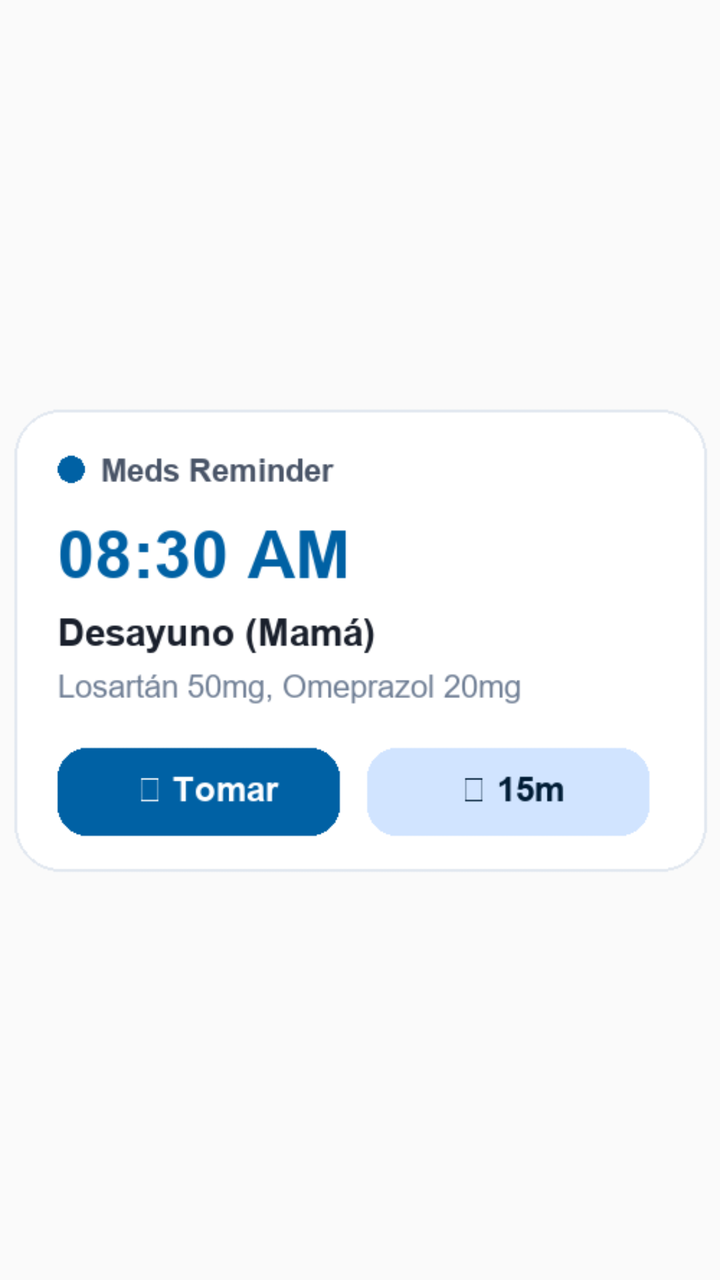
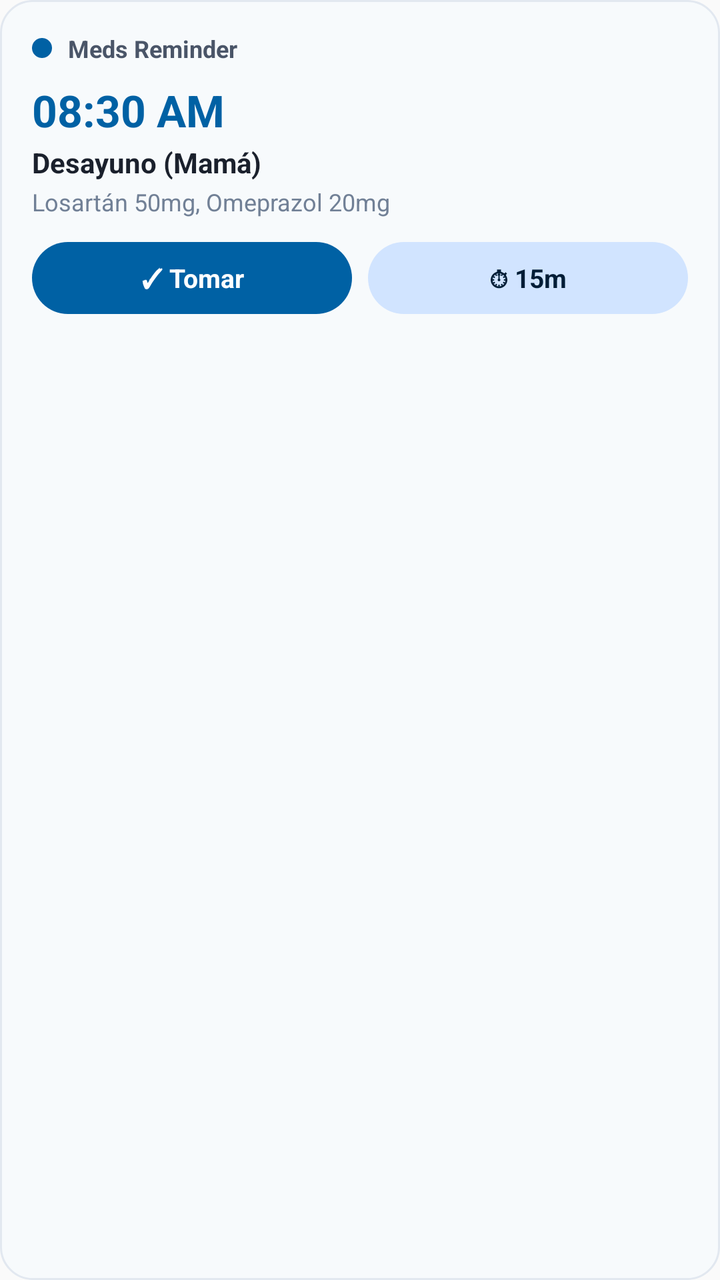

Before-and-after screenshots of an Android layout around one commit, followed by the original layout XML and the change that was made.
<!-- AndroidManifest.xml: application theme android:Theme.Material.Light.NoActionBar -->
<!-- res/layout/widget_next_dose_preview.xml -->
<?xml version="1.0" encoding="utf-8"?>
<FrameLayout xmlns:android="http://schemas.android.com/apk/res/android"
    android:layout_width="match_parent"
    android:layout_height="match_parent">

    <ImageView
        android:layout_width="match_parent"
        android:layout_height="match_parent"
        android:scaleType="fitCenter"
        android:src="@drawable/widget_next_dose_preview" />
</FrameLayout>
<!-- resources referenced by this layout -->
<resources>
  <!-- drawable widget_next_dose_preview: png bitmap (drawable-nodpi, 19637 bytes) -->
</resources>

<!-- the commit's change to res/layout/widget_next_dose_preview.xml (unified diff, before → after) -->
@@ -1,11 +1,92 @@
 <?xml version="1.0" encoding="utf-8"?>
-<FrameLayout xmlns:android="http://schemas.android.com/apk/res/android"
+<LinearLayout xmlns:android="http://schemas.android.com/apk/res/android"
+    android:id="@android:id/background"
     android:layout_width="match_parent"
-    android:layout_height="match_parent">
+    android:layout_height="match_parent"
+    android:background="@drawable/widget_preview_card_bg"
+    android:orientation="vertical"
+    android:padding="16dp">
 
-    <ImageView
+    
+    <LinearLayout
         android:layout_width="match_parent"
-        android:layout_height="match_parent"
-        android:scaleType="fitCenter"
-        android:src="@drawable/widget_next_dose_preview" />
-</FrameLayout>
+        android:layout_height="wrap_content"
+        android:gravity="center_vertical"
+        android:orientation="horizontal">
+
+        <ImageView
+            android:layout_width="10dp"
+            android:layout_height="10dp"
+            android:src="@drawable/widget_preview_button_bg" />
+
+        <TextView
+            android:layout_width="wrap_content"
+            android:layout_height="wrap_content"
+            android:layout_marginStart="8dp"
+            android:text="Meds Reminder"
+            android:textColor="#4A5568"
+            android:textSize="12sp"
+            android:textStyle="bold" />
+    </LinearLayout>
+
+    
+    <TextView
+        android:layout_width="wrap_content"
+        android:layout_height="wrap_content"
+        android:layout_marginTop="8dp"
+        android:text="08:30 AM"
+        android:textColor="#0061A4"
+        android:textSize="22sp"
+        android:textStyle="bold" />
+
+    
+    <TextView
+        android:layout_width="wrap_content"
+        android:layout_height="wrap_content"
+        android:layout_marginTop="2dp"
+        android:text="Desayuno (Mamá)"
+        android:textColor="#1A202C"
+        android:textSize="14sp"
+        android:textStyle="bold" />
+
+    
+    <TextView
+        android:layout_width="wrap_content"
+        android:layout_height="wrap_content"
+        android:layout_marginTop="2dp"
+        android:text="Losartán 50mg, Omeprazol 20mg"
+        android:textColor="#718096"
+        android:textSize="12sp" />
+
+    
+    <LinearLayout
+        android:layout_width="match_parent"
+        android:layout_height="wrap_content"
+        android:layout_marginTop="12dp"
+        android:orientation="horizontal">
+
+        <TextView
+            android:layout_width="0dp"
+            android:layout_height="36dp"
+            android:layout_weight="1"
+            android:background="@drawable/widget_preview_button_bg"
+            android:gravity="center"
+            android:text="✓ Tomar"
+            android:textColor="#FFFFFF"
+            android:textSize="13sp"
+            android:textStyle="bold" />
+
+        <TextView
+            android:layout_width="0dp"
+            android:layout_height="36dp"
+            android:layout_marginStart="8dp"
+            android:layout_weight="1"
+            android:background="@drawable/widget_preview_button_tonal_bg"
+            android:gravity="center"
+            android:text="⏱ 15m"
+            android:textColor="#001D36"
+            android:textSize="13sp"
+            android:textStyle="bold" />
+    </LinearLayout>
+
+</LinearLayout>
<!-- resource entries referenced after the edit -->
@@ -1,5 +1,28 @@
 <!-- resources referenced by this layout -->
 <resources>
-  <!-- drawable widget_next_dose_preview: png bitmap (drawable-nodpi, 19637 bytes) -->
+  <!-- drawable widget_preview_button_bg (drawable) -->
+  <?xml version="1.0" encoding="utf-8"?>
+  <shape xmlns:android="http://schemas.android.com/apk/res/android"
+      android:shape="rectangle">
+      <corners android:radius="20dp" />
+      <solid android:color="#0061A4" />
+  </shape>
+  <!-- drawable widget_preview_button_tonal_bg (drawable) -->
+  <?xml version="1.0" encoding="utf-8"?>
+  <shape xmlns:android="http://schemas.android.com/apk/res/android"
+      android:shape="rectangle">
+      <corners android:radius="20dp" />
+      <solid android:color="#D1E4FF" />
+  </shape>
+  <!-- drawable widget_preview_card_bg (drawable) -->
+  <?xml version="1.0" encoding="utf-8"?>
+  <shape xmlns:android="http://schemas.android.com/apk/res/android"
+      android:shape="rectangle">
+      <corners android:radius="16dp" />
+      <solid android:color="#F7FAFC" />
+      <stroke
+          android:width="1dp"
+          android:color="#E2E8F0" />
+  </shape>
 </resources>
 
